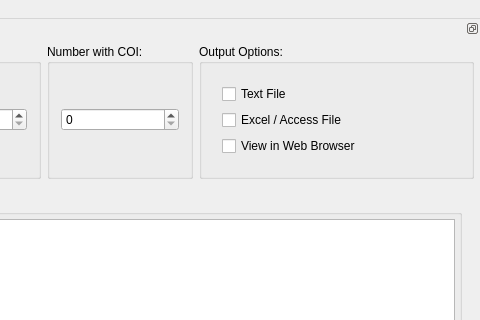
Before: the Qt Designer form products/RAT-STATS/rstats_modules/unrestricted_attribute_appraisal/src/UIRStatsUAA.ui in cbtek/RStats2017, drawn with Qt 5; both pictures show x 544 to 1024 and y 0 to 320 of the 1024 by 768 pixel window.
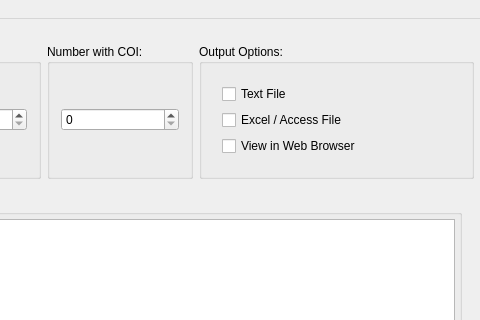
After: the same form once the commit is applied.

Diff of the .ui file:
```diff
--- a/products/RAT-STATS/rstats_modules/unrestricted_attribute_appraisal/src/UIRStatsUAA.ui
+++ b/products/RAT-STATS/rstats_modules/unrestricted_attribute_appraisal/src/UIRStatsUAA.ui
@@ -204,7 +204,7 @@
   </widget>
   <widget class="QDockWidget" name="m_dockOptions">
    <property name="features">
-    <set>QDockWidget::DockWidgetFloatable|QDockWidget::DockWidgetMovable</set>
+    <set>QDockWidget::NoDockWidgetFeatures</set>
    </property>
    <property name="allowedAreas">
     <set>Qt::BottomDockWidgetArea|Qt::TopDockWidgetArea</set>
```
